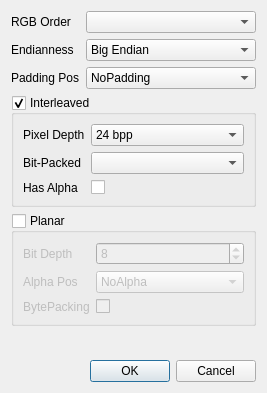
Qt form YUViewLib/ui/videoHandlerRGB_CustomFormatDialog.ui (FaiScofield/YUView) before a commit.
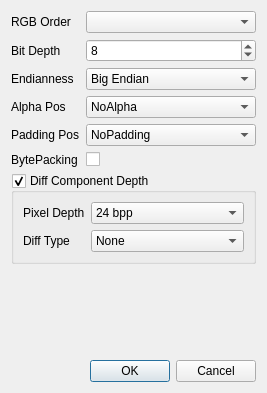
The same form after that commit.

The edit to the form file:
```diff
--- a/YUViewLib/ui/videoHandlerRGB_CustomFormatDialog.ui
+++ b/YUViewLib/ui/videoHandlerRGB_CustomFormatDialog.ui
@@ -1,7 +1,7 @@
 <?xml version="1.0" encoding="UTF-8"?>
 <ui version="4.0">
  <class>CustomRGBFormatDialog</class>
- <widget class="QDialog" name="CustomRGBFormatDialog">
+ <widget class="QWidget" name="CustomRGBFormatDialog">
   <property name="geometry">
    <rect>
     <x>0</x>
@@ -34,13 +34,36 @@
       </widget>
      </item>
      <item row="1" column="0">
+      <widget class="QLabel" name="labelBitDepth">
+       <property name="toolTip">
+        <string>&lt;html&gt;&lt;head/&gt;&lt;body&gt;&lt;p&gt;How many bits per color component are there? &lt;/p&gt;&lt;p&gt;If the bit depth is greater than 8, we will assume multiple bytes per component.&lt;/p&gt;&lt;/body&gt;&lt;/html&gt;</string>
+       </property>
+       <property name="text">
+        <string>Bit Depth</string>
+       </property>
+      </widget>
+     </item>
+     <item row="1" column="1">
+      <widget class="QSpinBox" name="bitDepthSpinBox">
+       <property name="toolTip">
+        <string>&lt;html&gt;&lt;head/&gt;&lt;body&gt;&lt;p&gt;How many bits per color component are there? If the bit depth is greater than 8, we will assume multiple bytes per component.&lt;/p&gt;&lt;/body&gt;&lt;/html&gt;</string>
+       </property>
+       <property name="minimum">
+        <number>1</number>
+       </property>
+       <property name="value">
+        <number>8</number>
+       </property>
+      </widget>
+     </item>
+     <item row="2" column="0">
       <widget class="QLabel" name="labelEndianess">
        <property name="text">
         <string>Endianness</string>
        </property>
       </widget>
      </item>
-     <item row="1" column="1">
+     <item row="2" column="1">
       <widget class="QComboBox" name="comboBoxEndianness">
        <item>
         <property name="text">
@@ -54,7 +77,33 @@
        </item>
       </widget>
      </item>
-     <item row="2" column="1">
+     <item row="3" column="0">
+      <widget class="QLabel" name="labelAlphaPos">
+       <property name="text">
+        <string>Alpha Pos</string>
+       </property>
+      </widget>
+     </item>
+     <item row="3" column="1">
+      <widget class="QComboBox" name="comboBoxAlphaPos">
+       <item>
+        <property name="text">
+         <string>NoAlpha</string>
+        </property>
+       </item>
+       <item>
+        <property name="text">
+         <string>First (InLsb)</string>
+        </property>
+       </item>
+       <item>
+        <property name="text">
+         <string>Last (InMsb)</string>
+        </property>
+       </item>
+      </widget>
+     </item>
+     <item row="4" column="1">
       <widget class="QComboBox" name="comboBoxPaddingPos">
        <item>
         <property name="text">
@@ -73,19 +122,39 @@
        </item>
       </widget>
      </item>
-     <item row="2" column="0">
+     <item row="4" column="0">
       <widget class="QLabel" name="labelPaddingPos">
        <property name="text">
         <string>Padding Pos</string>
        </property>
       </widget>
      </item>
+     <item row="5" column="1">
+      <widget class="QCheckBox" name="checkBoxBytePacking">
+       <property name="toolTip">
+        <string>&lt;html&gt;&lt;head/&gt;&lt;body&gt;&lt;p&gt;Are bytes packed on a bit basis? E.g: Four 10-bit values can be saved using 5 bytes.&lt;/p&gt;&lt;/body&gt;&lt;/html&gt;</string>
+       </property>
+       <property name="whatsThis">
+        <string>&lt;html&gt;&lt;head/&gt;&lt;body&gt;&lt;p&gt;Are bytes packed on a bit basis? E.g: Four 10-bit values can be saved using 5 bytes.&lt;/p&gt;&lt;/body&gt;&lt;/html&gt;</string>
+       </property>
+       <property name="text">
+        <string/>
+       </property>
+      </widget>
+     </item>
+     <item row="5" column="0">
+      <widget class="QLabel" name="labelBytePacking">
+       <property name="text">
+        <string>BytePacking</string>
+       </property>
+      </widget>
+     </item>
     </layout>
    </item>
    <item>
     <widget class="QGroupBox" name="groupBoxInterleaved">
      <property name="title">
-      <string>Interleaved</string>
+      <string>Diff Component Depth</string>
      </property>
      <property name="checkable">
       <bool>true</bool>
@@ -136,119 +205,17 @@
         <item row="1" column="0">
          <widget class="QLabel" name="labelBitPacked">
           <property name="text">
-           <string>Bit-Packed</string>
+           <string>Diff Type</string>
           </property>
          </widget>
         </item>
         <item row="1" column="1">
-         <widget class="QComboBox" name="comboBoxBitPacked"/>
-        </item>
-        <item row="2" column="1">
-         <widget class="QCheckBox" name="checkBoxHasAlpha">
-          <property name="toolTip">
-           <string>&lt;html&gt;&lt;head/&gt;&lt;body&gt;&lt;p&gt;Are bytes packed on a bit basis? E.g: Four 10-bit values can be saved using 5 bytes.&lt;/p&gt;&lt;/body&gt;&lt;/html&gt;</string>
-          </property>
-          <property name="whatsThis">
-           <string>&lt;html&gt;&lt;head/&gt;&lt;body&gt;&lt;p&gt;Are bytes packed on a bit basis? E.g: Four 10-bit values can be saved using 5 bytes.&lt;/p&gt;&lt;/body&gt;&lt;/html&gt;</string>
-          </property>
-          <property name="text">
-           <string/>
-          </property>
-         </widget>
-        </item>
-        <item row="2" column="0">
-         <widget class="QLabel" name="labelHasAlpha">
-          <property name="text">
-           <string>Has Alpha</string>
-          </property>
-         </widget>
-        </item>
-       </layout>
-      </item>
-     </layout>
-    </widget>
-   </item>
-   <item>
-    <widget class="QGroupBox" name="groupBoxPlanar">
-     <property name="title">
-      <string>Planar</string>
-     </property>
-     <property name="checkable">
-      <bool>true</bool>
-     </property>
-     <property name="checked">
-      <bool>false</bool>
-     </property>
-     <layout class="QVBoxLayout" name="verticalLayout_2">
-      <item>
-       <layout class="QFormLayout" name="formLayout_2">
-        <item row="0" column="0">
-         <widget class="QLabel" name="labelBitDepth">
-          <property name="toolTip">
-           <string>&lt;html&gt;&lt;head/&gt;&lt;body&gt;&lt;p&gt;How many bits per color component are there? &lt;/p&gt;&lt;p&gt;If the bit depth is greater than 8, we will assume multiple bytes per component.&lt;/p&gt;&lt;/body&gt;&lt;/html&gt;</string>
-          </property>
-          <property name="text">
-           <string>Bit Depth</string>
-          </property>
-         </widget>
-        </item>
-        <item row="0" column="1">
-         <widget class="QSpinBox" name="bitDepthSpinBox">
-          <property name="toolTip">
-           <string>&lt;html&gt;&lt;head/&gt;&lt;body&gt;&lt;p&gt;How many bits per color component are there? If the bit depth is greater than 8, we will assume multiple bytes per component.&lt;/p&gt;&lt;/body&gt;&lt;/html&gt;</string>
-          </property>
-          <property name="minimum">
-           <number>1</number>
-          </property>
-          <property name="value">
-           <number>8</number>
-          </property>
-         </widget>
-        </item>
-        <item row="1" column="0">
-         <widget class="QLabel" name="labelAlphaPos">
-          <property name="text">
-           <string>Alpha Pos</string>
-          </property>
-         </widget>
-        </item>
-        <item row="1" column="1">
-         <widget class="QComboBox" name="comboBoxAlphaPos">
+         <widget class="QComboBox" name="comboBoxDiffType">
           <item>
            <property name="text">
-            <string>NoAlpha</string>
+            <string>None</string>
            </property>
           </item>
-          <item>
-           <property name="text">
-            <string>BeforeRgb (First)</string>
-           </property>
-          </item>
-          <item>
-           <property name="text">
-            <string>AfterRgb (Last)</string>
-           </property>
-          </item>
-         </widget>
-        </item>
-        <item row="2" column="0">
-         <widget class="QLabel" name="labelBytePacking">
-          <property name="text">
-           <string>BytePacking</string>
-          </property>
-         </widget>
-        </item>
-        <item row="2" column="1">
-         <widget class="QCheckBox" name="checkBoxBytePacking">
-          <property name="toolTip">
-           <string>&lt;html&gt;&lt;head/&gt;&lt;body&gt;&lt;p&gt;Are bytes packed on a bit basis? E.g: Four 10-bit values can be saved using 5 bytes.&lt;/p&gt;&lt;/body&gt;&lt;/html&gt;</string>
-          </property>
-          <property name="whatsThis">
-           <string>&lt;html&gt;&lt;head/&gt;&lt;body&gt;&lt;p&gt;Are bytes packed on a bit basis? E.g: Four 10-bit values can be saved using 5 bytes.&lt;/p&gt;&lt;/body&gt;&lt;/html&gt;</string>
-          </property>
-          <property name="text">
-           <string/>
-          </property>
          </widget>
         </item>
        </layout>
```
Left out of the diff: 5 changed lines with no effect on the pictures.
